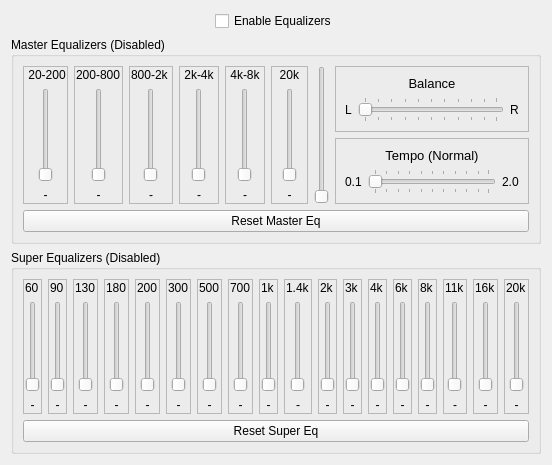
Old version of the form equalizer.ui in the repository keshavbhatt/olivia.
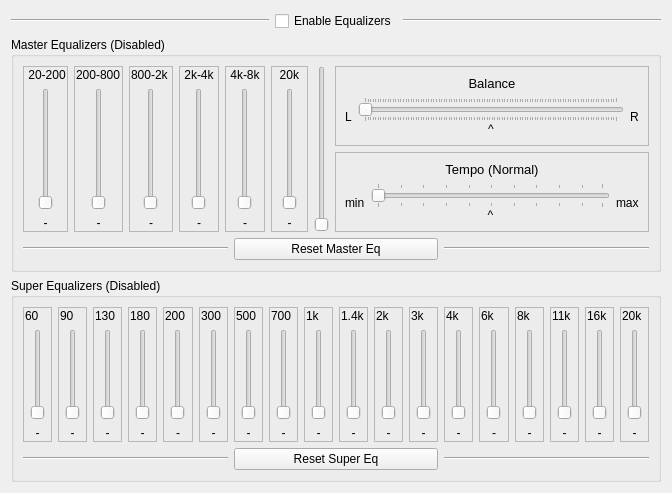
New version of the form. Icons and pictures are not drawn.

Commit message: set center mark for balance and tempo slider in equalizer widget

Diff of the .ui file:
```diff
--- a/equalizer.ui
+++ b/equalizer.ui
@@ -6,8 +6,8 @@
    <rect>
     <x>0</x>
     <y>0</y>
-    <width>536</width>
-    <height>438</height>
+    <width>672</width>
+    <height>474</height>
    </rect>
   </property>
   <property name="windowTitle">
@@ -19,6 +19,13 @@
      <property name="topMargin">
       <number>0</number>
      </property>
+     <item>
+      <widget class="Line" name="line">
+       <property name="orientation">
+        <enum>Qt::Horizontal</enum>
+       </property>
+      </widget>
+     </item>
      <item>
       <widget class="QCheckBox" name="eq_checkBox">
        <property name="sizePolicy">
@@ -27,6 +34,9 @@
          <verstretch>0</verstretch>
         </sizepolicy>
        </property>
+       <property name="styleSheet">
+        <string notr="true"/>
+       </property>
        <property name="text">
         <string>Enable Equalizers</string>
        </property>
@@ -35,6 +45,13 @@
        </property>
       </widget>
      </item>
+     <item>
+      <widget class="Line" name="line_2">
+       <property name="orientation">
+        <enum>Qt::Horizontal</enum>
+       </property>
+      </widget>
+     </item>
     </layout>
    </item>
    <item>
@@ -438,6 +455,14 @@
                 </widget>
                </item>
                <item>
+                <layout class="QVBoxLayout" name="verticalLayout_7">
+                 <property name="spacing">
+                  <number>0</number>
+                 </property>
+                 <property name="rightMargin">
+                  <number>0</number>
+                 </property>
+                 <item>
                 <widget class="QSlider" name="balance">
                  <property name="sizePolicy">
                   <sizepolicy hsizetype="MinimumExpanding" vsizetype="Fixed">
@@ -457,6 +482,30 @@
                 </widget>
                </item>
                <item>
+                  <widget class="QLabel" name="ig3">
+                   <property name="sizePolicy">
+                    <sizepolicy hsizetype="Preferred" vsizetype="Maximum">
+                     <horstretch>0</horstretch>
+                     <verstretch>0</verstretch>
+                    </sizepolicy>
+                   </property>
+                   <property name="styleSheet">
+                    <string notr="true">padding:0px;</string>
+                   </property>
+                   <property name="text">
+                    <string>^</string>
+                   </property>
+                   <property name="alignment">
+                    <set>Qt::AlignCenter</set>
+                   </property>
+                   <property name="textInteractionFlags">
+                    <set>Qt::NoTextInteraction</set>
+                   </property>
+                  </widget>
+                 </item>
+                </layout>
+               </item>
+               <item>
                 <widget class="QLabel" name="balanceR">
                  <property name="text">
                   <string>R</string>
@@ -495,10 +544,15 @@
                <item>
                 <widget class="QLabel" name="tempo_min">
                  <property name="text">
-                  <string>0.1</string>
+                  <string>min</string>
                  </property>
                 </widget>
                </item>
+               <item>
+                <layout class="QVBoxLayout" name="verticalLayout_6">
+                 <property name="spacing">
+                  <number>0</number>
+                 </property>
                <item>
                 <widget class="QSlider" name="tempo">
                  <property name="sizePolicy">
@@ -519,9 +573,39 @@
                 </widget>
                </item>
                <item>
+                  <widget class="QLabel" name="ig4">
+                   <property name="sizePolicy">
+                    <sizepolicy hsizetype="Preferred" vsizetype="Maximum">
+                     <horstretch>0</horstretch>
+                     <verstretch>0</verstretch>
+                    </sizepolicy>
+                   </property>
+                   <property name="minimumSize">
+                    <size>
+                     <width>0</width>
+                     <height>0</height>
+                    </size>
+                   </property>
+                   <property name="styleSheet">
+                    <string notr="true">padding:0px;</string>
+                   </property>
+                   <property name="text">
+                    <string>^</string>
+                   </property>
+                   <property name="alignment">
+                    <set>Qt::AlignCenter</set>
+                   </property>
+                   <property name="textInteractionFlags">
+                    <set>Qt::NoTextInteraction</set>
+                   </property>
+                  </widget>
+                 </item>
+                </layout>
+               </item>
+               <item>
                 <widget class="QLabel" name="tempo_max">
                  <property name="text">
-                  <string>2.0</string>
+                  <string>max</string>
                  </property>
                 </widget>
                </item>
@@ -533,6 +617,18 @@
          </layout>
         </item>
        </layout>
+      </item>
+      <item>
+       <layout class="QHBoxLayout" name="horizontalLayout_31">
+        <property name="topMargin">
+         <number>0</number>
+        </property>
+        <item>
+         <widget class="Line" name="line_3">
+          <property name="orientation">
+           <enum>Qt::Horizontal</enum>
+          </property>
+         </widget>
       </item>
       <item>
        <widget class="QPushButton" name="reset_master">
@@ -545,6 +641,15 @@
         </property>
        </widget>
       </item>
+        <item>
+         <widget class="Line" name="line_4">
+          <property name="orientation">
+           <enum>Qt::Horizontal</enum>
+          </property>
+         </widget>
+        </item>
+       </layout>
+      </item>
      </layout>
     </widget>
    </item>
@@ -1501,6 +1606,18 @@
        </layout>
       </item>
       <item>
+       <layout class="QHBoxLayout" name="horizontalLayout_32">
+        <property name="topMargin">
+         <number>0</number>
+        </property>
+        <item>
+         <widget class="Line" name="line_5">
+          <property name="orientation">
+           <enum>Qt::Horizontal</enum>
+          </property>
+         </widget>
+        </item>
+        <item>
        <widget class="QPushButton" name="reset_super">
         <property name="text">
          <string>Reset Super Eq</string>
@@ -1510,6 +1627,15 @@
           <normaloff>:/icons/others/reset2.png</normaloff>:/icons/others/reset2.png</iconset>
         </property>
        </widget>
+        </item>
+        <item>
+         <widget class="Line" name="line_6">
+          <property name="orientation">
+           <enum>Qt::Horizontal</enum>
+          </property>
+         </widget>
+        </item>
+       </layout>
       </item>
      </layout>
     </widget>
```
Lines whose indentation alone changed are shown as unchanged. The commit also changes 1 other file.
